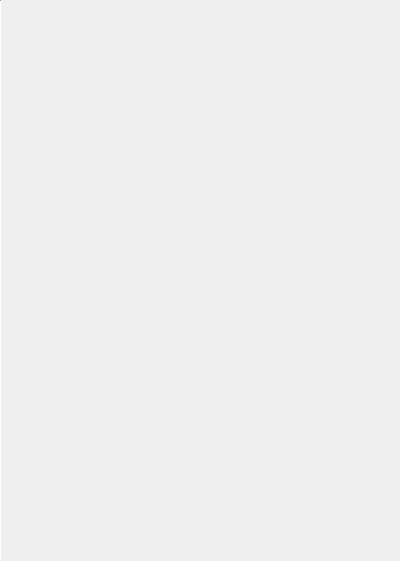
Old version of the form library/imageviewsidebar.ui in the repository theCheeseboard/thephoto.
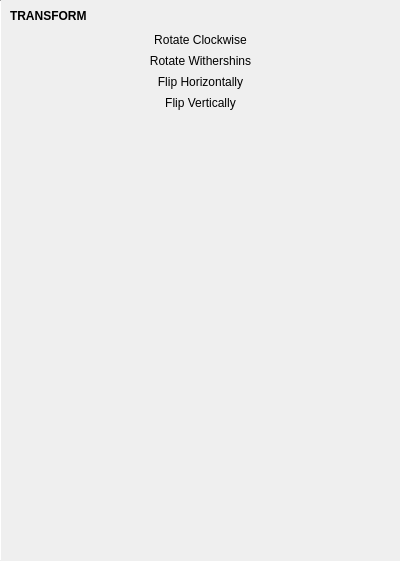
New version of the form. The open tabs and pages were chosen to show the change. Icons and pictures are not drawn. Custom widgets are drawn as their Qt base class.

The edit to the form file:
```diff
--- a/library/imageviewsidebar.ui
+++ b/library/imageviewsidebar.ui
@@ -106,11 +106,207 @@
        </item>
       </layout>
      </widget>
-     <widget class="QWidget" name="page_6"/>
+     <widget class="QWidget" name="page_6">
+      <layout class="QVBoxLayout" name="verticalLayout_3">
+       <property name="spacing">
+        <number>0</number>
+       </property>
+       <property name="leftMargin">
+        <number>0</number>
+       </property>
+       <property name="topMargin">
+        <number>0</number>
+       </property>
+       <property name="rightMargin">
+        <number>0</number>
+       </property>
+       <property name="bottomMargin">
+        <number>0</number>
+       </property>
+       <item>
+        <widget class="QScrollArea" name="scrollArea_2">
+         <property name="frameShape">
+          <enum>QFrame::NoFrame</enum>
+         </property>
+         <property name="widgetResizable">
+          <bool>true</bool>
+         </property>
+         <widget class="QWidget" name="scrollAreaWidgetContents">
+          <property name="geometry">
+           <rect>
+            <x>0</x>
+            <y>0</y>
+            <width>399</width>
+            <height>561</height>
+           </rect>
+          </property>
+          <layout class="QVBoxLayout" name="verticalLayout_5">
+           <property name="spacing">
+            <number>0</number>
+           </property>
+           <property name="leftMargin">
+            <number>0</number>
+           </property>
+           <property name="topMargin">
+            <number>0</number>
+           </property>
+           <property name="rightMargin">
+            <number>0</number>
+           </property>
+           <property name="bottomMargin">
+            <number>0</number>
+           </property>
+           <item>
+            <layout class="QVBoxLayout" name="verticalLayout_4">
+             <property name="spacing">
+              <number>6</number>
+             </property>
+             <property name="leftMargin">
+              <number>9</number>
+             </property>
+             <property name="topMargin">
+              <number>9</number>
+             </property>
+             <property name="rightMargin">
+              <number>9</number>
+             </property>
+             <property name="bottomMargin">
+              <number>6</number>
+             </property>
+             <item>
+              <widget class="QLabel" name="label">
+               <property name="font">
+                <font>
+                 <weight>75</weight>
+                 <bold>true</bold>
+                </font>
+               </property>
+               <property name="text">
+                <string>TRANSFORM</string>
+               </property>
+              </widget>
+             </item>
+            </layout>
+           </item>
+           <item>
+            <widget class="QToolButton" name="rotateClockwiseButton">
+             <property name="sizePolicy">
+              <sizepolicy hsizetype="Preferred" vsizetype="Fixed">
+               <horstretch>0</horstretch>
+               <verstretch>0</verstretch>
+              </sizepolicy>
+             </property>
+             <property name="text">
+              <string>Rotate Clockwise</string>
+             </property>
+             <property name="icon">
+              <iconset theme="object-rotate-right"/>
+             </property>
+             <property name="toolButtonStyle">
+              <enum>Qt::ToolButtonTextBesideIcon</enum>
+             </property>
+             <property name="autoRaise">
+              <bool>true</bool>
+             </property>
+            </widget>
+           </item>
+           <item>
+            <widget class="QToolButton" name="rotateAnticlockwiseButton">
+             <property name="sizePolicy">
+              <sizepolicy hsizetype="Preferred" vsizetype="Fixed">
+               <horstretch>0</horstretch>
+               <verstretch>0</verstretch>
+              </sizepolicy>
+             </property>
+             <property name="text">
+              <string>Rotate Withershins</string>
+             </property>
+             <property name="icon">
+              <iconset theme="object-rotate-left"/>
+             </property>
+             <property name="toolButtonStyle">
+              <enum>Qt::ToolButtonTextBesideIcon</enum>
+             </property>
+             <property name="autoRaise">
+              <bool>true</bool>
+             </property>
+            </widget>
+           </item>
+           <item>
+            <widget class="QToolButton" name="FlipHorizontally">
+             <property name="sizePolicy">
+              <sizepolicy hsizetype="Preferred" vsizetype="Fixed">
+               <horstretch>0</horstretch>
+               <verstretch>0</verstretch>
+              </sizepolicy>
+             </property>
+             <property name="text">
+              <string>Flip Horizontally</string>
+             </property>
+             <property name="icon">
+              <iconset theme="object-flip-horizontal"/>
+             </property>
+             <property name="toolButtonStyle">
+              <enum>Qt::ToolButtonTextBesideIcon</enum>
+             </property>
+             <property name="autoRaise">
+              <bool>true</bool>
+             </property>
+            </widget>
+           </item>
+           <item>
+            <widget class="QToolButton" name="FlipVertically">
+             <property name="sizePolicy">
+              <sizepolicy hsizetype="Preferred" vsizetype="Fixed">
+               <horstretch>0</horstretch>
+               <verstretch>0</verstretch>
+              </sizepolicy>
+             </property>
+             <property name="text">
+              <string>Flip Vertically</string>
+             </property>
+             <property name="icon">
+              <iconset theme="object-flip-vertical"/>
+             </property>
+             <property name="toolButtonStyle">
+              <enum>Qt::ToolButtonTextBesideIcon</enum>
+             </property>
+             <property name="autoRaise">
+              <bool>true</bool>
+             </property>
+            </widget>
+           </item>
+           <item>
+            <spacer name="verticalSpacer">
+             <property name="orientation">
+              <enum>Qt::Vertical</enum>
+             </property>
+             <property name="sizeHint" stdset="0">
+              <size>
+               <width>20</width>
+               <height>430</height>
+              </size>
+             </property>
+            </spacer>
+           </item>
+          </layout>
+         </widget>
+        </widget>
+       </item>
+      </layout>
+     </widget>
     </widget>
    </item>
   </layout>
  </widget>
+ <customwidgets>
+  <customwidget>
+   <class>tStackedWidget</class>
+   <extends>QStackedWidget</extends>
+   <header location="global">tstackedwidget.h</header>
+   <container>1</container>
+  </customwidget>
+ </customwidgets>
  <resources/>
  <connections/>
 </ui>
```
Left out of the diff: 2 changed lines with no effect on the pictures.
